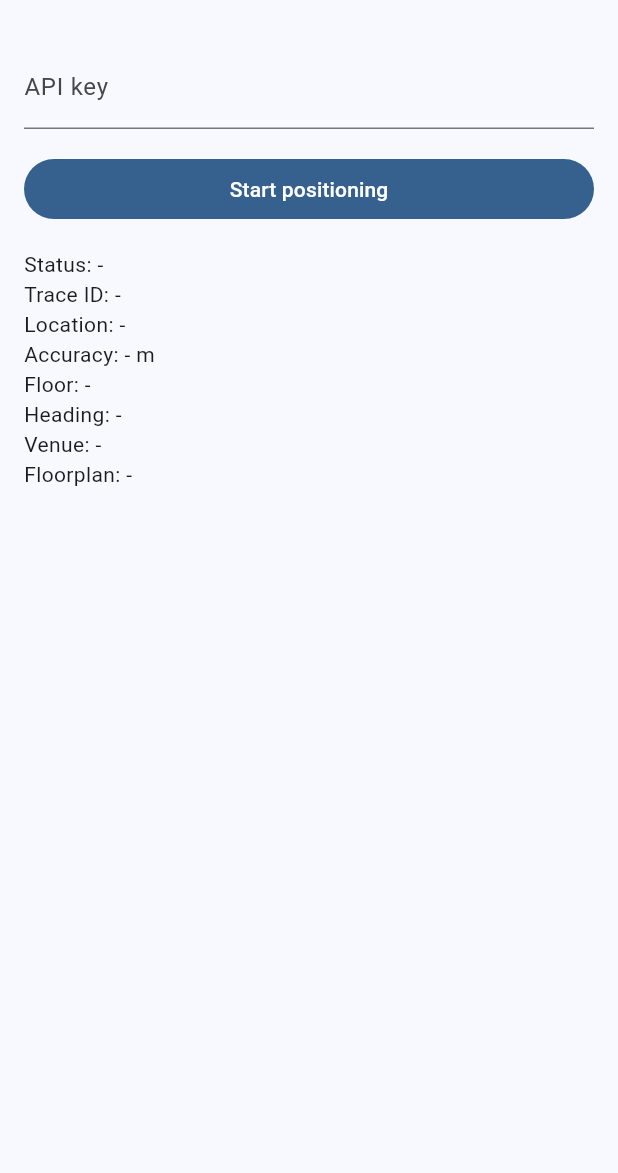
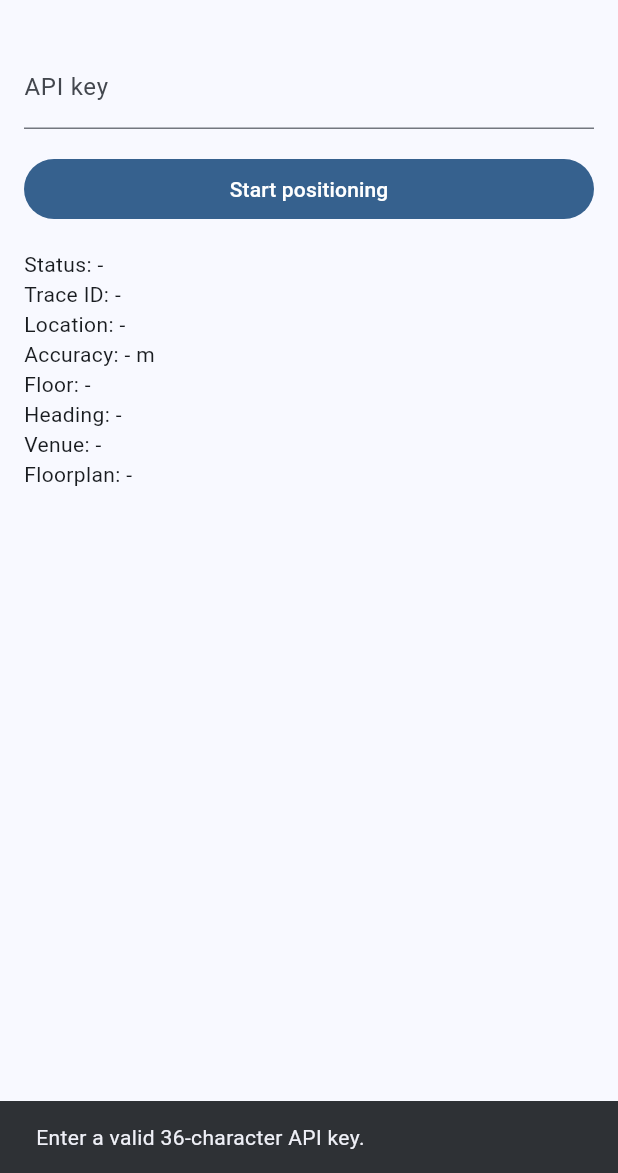
Before and after one commit to IndoorAtlas/indooratlas-flutter, a Flutter app: the screen it shows after launch, after a tap on "Start positioning", on a phone screen of 412 x 824 dp, the part 63-1236 px from its top. Run offline on Flutter 3.47's test engine with Material 3 defaults, Android fonts, the phone set to English and light mode, and no system bars.

Commit message:
add api key format validity check and test for it

```diff
--- a/indooratlas-flutter-plugin/example/lib/main.dart
+++ b/indooratlas-flutter-plugin/example/lib/main.dart
@@ -5,6 +5,9 @@ import 'package:indooratlas/indooratlas.dart';
 //   flutter run --dart-define=INDOORATLAS_API_KEY=<your key>
 // or enter it in the text field in the app.
 const _defaultApiKey = String.fromEnvironment('INDOORATLAS_API_KEY');
+
+// The plugin rejects keys of any other length.
+const _apiKeyLength = 36;
 
 void main() {
   runApp(const MyApp());
@@ -48,7 +51,14 @@ class _ExamplePageState extends State<ExamplePage> {
 
   void _toggle() {
     final apiKey = _keyController.text.trim();
-    if (!_running && apiKey.isEmpty) return;
+    if (!_running && apiKey.length != _apiKeyLength) {
+      ScaffoldMessenger.of(context).showSnackBar(
+        const SnackBar(
+          content: Text('Enter a valid $_apiKeyLength-character API key.'),
+        ),
+      );
+      return;
+    }
     setState(() {
       _running = !_running;
       if (_running) {
@@ -70,7 +80,7 @@ class _ExamplePageState extends State<ExamplePage> {
       'Status: ${_status?.name ?? '-'} $_statusMessage',
       'Trace ID: ${IndoorAtlas.traceId ?? '-'}',
       'Location: ${loc == null ? '-' : '${loc.latitude.toStringAsFixed(6)}, '
-          '${loc.longitude.toStringAsFixed(6)}'}',
+                '${loc.longitude.toStringAsFixed(6)}'}',
       'Accuracy: ${loc?.accuracy.toStringAsFixed(1) ?? '-'} m',
       'Floor: ${loc?.floor ?? '-'}',
       'Heading: ${_heading?.toStringAsFixed(1) ?? '-'}',
@@ -90,7 +100,8 @@ class _ExamplePageState extends State<ExamplePage> {
           _statusMessage = message;
         }),
         onLocation: (location) => setState(() => _location = location),
-        onVenue: (enter, venue) => setState(() => _venue = enter ? venue : null),
+        onVenue: (enter, venue) =>
+            setState(() => _venue = enter ? venue : null),
         onFloorplan: (enter, floorplan) =>
             setState(() => _floorplan = enter ? floorplan : null),
         onHeading: (heading) => setState(() => _heading = heading),
```
Also changed, not shown: 1 other file.
